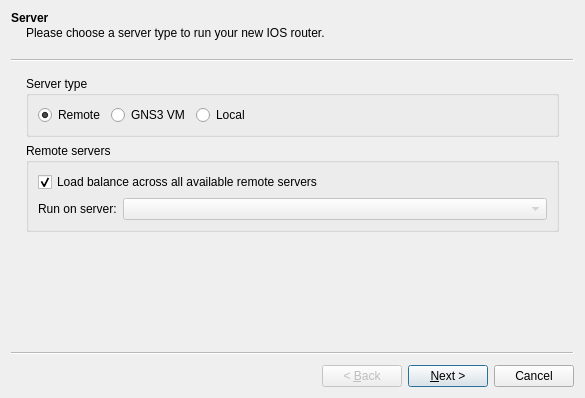
First picture: the form in gns3/modules/dynamips/ui/ios_router_wizard.ui, repository GNS3/gns3-gui, before the edit.
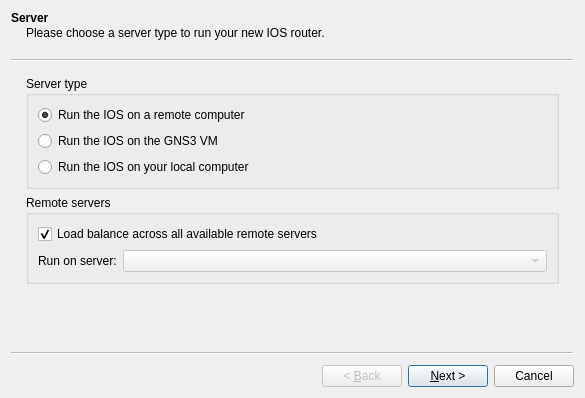
Second picture: the form after the edit.

The edit to the form file:
```diff
--- a/gns3/modules/dynamips/ui/ios_router_wizard.ui
+++ b/gns3/modules/dynamips/ui/ios_router_wizard.ui
@@ -29,11 +29,11 @@
       <property name="title">
        <string>Server type</string>
       </property>
-      <layout class="QHBoxLayout" name="horizontalLayout">
+      <layout class="QVBoxLayout" name="verticalLayout_3">
        <item>
         <widget class="QRadioButton" name="uiRemoteRadioButton">
          <property name="text">
-          <string>Remote</string>
+          <string>Run the IOS on a remote computer</string>
          </property>
          <property name="checked">
           <bool>true</bool>
@@ -43,30 +43,17 @@
        <item>
         <widget class="QRadioButton" name="uiVMRadioButton">
          <property name="text">
-          <string>GNS3 VM</string>
+          <string>Run the IOS on the GNS3 VM</string>
          </property>
         </widget>
        </item>
        <item>
         <widget class="QRadioButton" name="uiLocalRadioButton">
          <property name="text">
-          <string>Local</string>
+          <string>Run the IOS on your local computer</string>
          </property>
         </widget>
        </item>
-       <item>
-        <spacer name="horizontalSpacer">
-         <property name="orientation">
-          <enum>Qt::Horizontal</enum>
-         </property>
-         <property name="sizeHint" stdset="0">
-          <size>
-           <width>40</width>
-           <height>20</height>
-          </size>
-         </property>
-        </spacer>
-       </item>
       </layout>
      </widget>
     </item>
```
